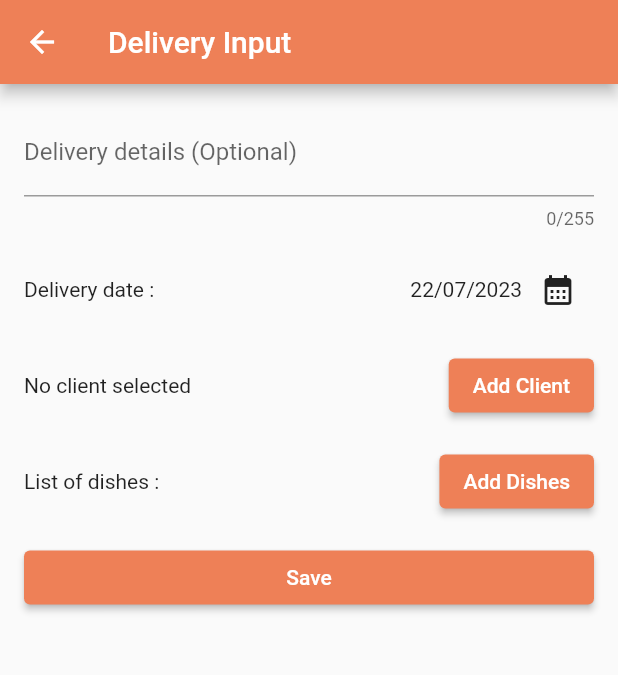
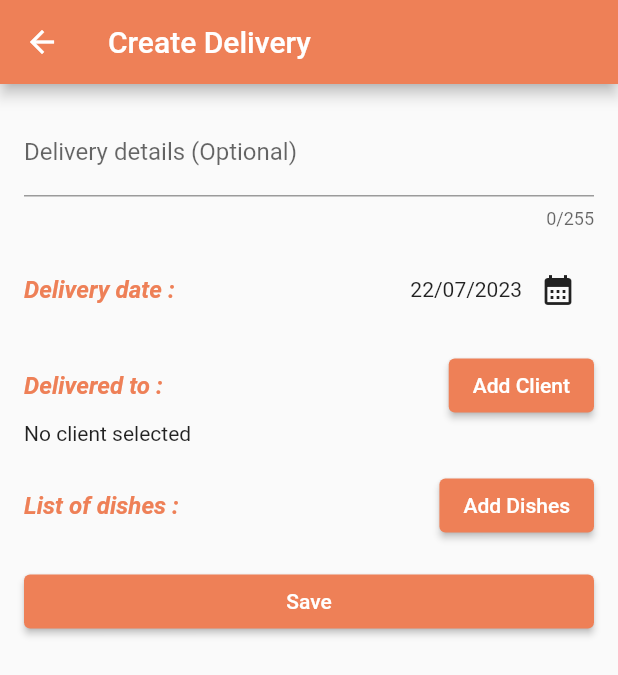
Before and after one commit to yanik23/TB-Frontend, a Flutter app: the DeliveriesScreen screen opened directly, after a tap on the "add" icon, on a phone screen of 412 x 824 dp. Shown: the top 675 px of the screen. Run offline on Flutter 3.47's test engine with Material 2 defaults, Android fonts, the phone set to English and light mode, and no system bars; our stand-ins replace fl_chart, flutter_riverpod, flutter_secure_storage, image_gallery_saver, qr_flutter, sqflite and 1 more; missing offline and left inert: dargon2_flutter, dart:html, mobile_scanner; accounts and stored records are empty; network calls fail.

```diff
--- a/tb_frontend/lib/screens/deliveries/addDishesToDeliveryScreen.dart
+++ b/tb_frontend/lib/screens/deliveries/addDishesToDeliveryScreen.dart
@@ -59,6 +59,7 @@ class _AddDishesToDeliveryScreenState extends State<AddDishesToDeliveryScreen> {
     List<DishCheck> sd = selectedDishes.where((element) => element.isChecked).toList();
     Navigator.of(context).pop(sd);
   }
+
 
 
   @override
--- a/tb_frontend/lib/screens/deliveries/createDeliveryScreen.dart
+++ b/tb_frontend/lib/screens/deliveries/createDeliveryScreen.dart
@@ -1,5 +1,4 @@
 import 'dart:developer';
-
 
 import 'package:flutter/material.dart';
 import 'package:tb_frontend/dto/dishForDeliveryDTO.dart';
@@ -9,10 +8,8 @@ import '../../models/client.dart';
 import '../../models/delivery.dart';
 import '../../utils/constants.dart';
 import '../../utils/secureStorageManager.dart';
+import '../welcomeScreen.dart';
 import 'addDishesToDeliveryScreen.dart';
-
-
-
 
 class DishCheck {
   int id;
@@ -21,13 +18,15 @@ class DishCheck {
   int quantityRemained;
   int quantityDelivered;
 
-  DishCheck(this.id, this.name, this.isChecked, this.quantityRemained, this.quantityDelivered);
+  DishCheck(this.id, this.name, this.isChecked, this.quantityRemained,
+      this.quantityDelivered);
 }
 
 class CreateDeliveryScreen extends StatefulWidget {
   final Delivery? delivery;
+  final title;
 
-  const CreateDeliveryScreen({this.delivery, super.key});
+  const CreateDeliveryScreen(this.title, {this.delivery, super.key});
 
   @override
   State<CreateDeliveryScreen> createState() => _CreateDeliveryScreenState();
@@ -63,15 +62,17 @@ class _CreateDeliveryScreenState extends State<CreateDeliveryScreen> {
         // TODO check date
         _date = widget.delivery!.deliveryDate;
         //selectedClient= widget.delivery!.clientName;
-        selectedDishes = widget.delivery!.dishes!.map((e) => DishCheck(e.id, e.name, true, e.quantityRemained, e.quantityDelivered)).toList();
-
+        selectedDishes = widget.delivery!.dishes!
+            .map((e) => DishCheck(
+                e.id, e.name, true, e.quantityRemained, e.quantityDelivered))
+            .toList();
       });
     }
   }
 
   void _loadUser() async {
     final username = await SecureStorageManager.read('KEY_USERNAME');
-    if(username != null) {
+    if (username != null) {
       setState(() {
         _username = username;
       });
@@ -89,7 +90,7 @@ class _CreateDeliveryScreenState extends State<CreateDeliveryScreen> {
   void _loadDishes() async {
     fetchDishes().then((value) {
       setState(() {
-        for(var dish in value) {
+        for (var dish in value) {
           _dishes.add(DishCheck(dish.id, dish.name, false, 0, 0));
         }
       });
@@ -103,7 +104,7 @@ class _CreateDeliveryScreenState extends State<CreateDeliveryScreen> {
       firstDate: DateTime(2021),
       lastDate: DateTime.now(),
     ).then((value) {
-      if(value != null) {
+      if (value != null) {
         setState(() {
           _date = value;
         });
@@ -111,12 +112,11 @@ class _CreateDeliveryScreenState extends State<CreateDeliveryScreen> {
     });
   }
 
-
   void _addClientToDelivery() async {
     final newClient = await Navigator.of(context).push(
       MaterialPageRoute(
-        builder: (context) => AddClientToDeliveryScreen(_clients, _clientName)
-      ),
+          builder: (context) =>
+              AddClientToDeliveryScreen(_clients, _clientName)),
     );
     if (newClient != null) {
       setState(() {
@@ -128,7 +128,8 @@ class _CreateDeliveryScreenState extends State<CreateDeliveryScreen> {
   void _addDishesToDelivery() async {
     final newDishes = await Navigator.of(context).push(
       MaterialPageRoute(
-        builder: (context) => AddDishesToDeliveryScreen(_dishes, selectedDishes),
+        builder: (context) =>
+            AddDishesToDeliveryScreen(_dishes, selectedDishes),
       ),
     );
     if (newDishes != null) {
@@ -146,13 +147,16 @@ class _CreateDeliveryScreenState extends State<CreateDeliveryScreen> {
       _clientName,
       _date,
       _deliveryDetails,
-      selectedDishes.map((e) => DishForDeliveryDTO(e.id, e.name, 0, e.quantityRemained ,e.quantityDelivered)).toList(),
+      selectedDishes
+          .map((e) => DishForDeliveryDTO(
+              e.id, e.name, 0, e.quantityRemained, e.quantityDelivered))
+          .toList(),
     );
 
     //Future<Delivery> resultDelivery = createDelivery(newDelivery);
     Future<Delivery> resultDelivery;
     String snackBarMessage = '';
-    if(widget.delivery == null) {
+    if (widget.delivery == null) {
       resultDelivery = createDelivery(newDelivery);
       snackBarMessage = 'Delivery created succesfully';
     } else {
@@ -161,7 +165,8 @@ class _CreateDeliveryScreenState extends State<CreateDeliveryScreen> {
     }
     resultDelivery.then((delivery) {
       ScaffoldMessenger.of(context).showSnackBar(
-        SnackBar(content: Text(snackBarMessage, textAlign: TextAlign.center),
+        SnackBar(
+          content: Text(snackBarMessage, textAlign: TextAlign.center),
           backgroundColor: Colors.green,
           showCloseIcon: true,
           closeIconColor: Colors.white,
@@ -184,7 +189,7 @@ class _CreateDeliveryScreenState extends State<CreateDeliveryScreen> {
   Widget build(BuildContext context) {
     return Scaffold(
       appBar: AppBar(
-        title: const Text('Delivery Input'),
+        title: Text(widget.title),
       ),
       body: Padding(
         padding: const EdgeInsets.all(16.0),
@@ -212,11 +217,17 @@ class _CreateDeliveryScreenState extends State<CreateDeliveryScreen> {
               const SizedBox(height: 16.0),
               Row(
                 children: [
-                  const Text('Delivery date : '),
+                  Text('Delivery date : ', style: TextStyle(
+                      fontWeight: FontWeight.bold,
+                      fontStyle: FontStyle.italic,
+                      fontSize: 16.0,
+                      color: kColorScheme.primary
+                  ),
+                  ),
                   const Spacer(),
                   Text(
                     formatter.format(_date),
-                       /* ? 'No date selected'
+                    /* ? 'No date selected'
                         : formatter.format(_date!),*/
                   ),
                   IconButton(
@@ -226,30 +237,52 @@ class _CreateDeliveryScreenState extends State<CreateDeliveryScreen> {
                 ],
               ),
               const SizedBox(height: 16.0),
+              //Row(
+              // children: [
+
+
               Row(
+                //mainAxisAlignment: MainAxisAlignment.end,
                 children: [
                   Text(
-                    _clientName.isEmpty
-                        ? 'No client selected'
-                        : 'Delivery to : $_clientName',
+                    'Delivered to : ',
+                    style: TextStyle(
+                        fontWeight: FontWeight.bold,
+                        fontStyle: FontStyle.italic,
+                        fontSize: 16.0,
+                        color: kColorScheme.primary),
                   ),
                   const Spacer(),
-                  ElevatedButton(onPressed: () {
-                    _addClientToDelivery();
-                  }, child: const Text('Add Client')),
+                  ElevatedButton(
+                      onPressed: () {
+                        _addClientToDelivery();
+                      },
+                      child: const Text('Add Client')),
                 ],
               ),
+              Text(
+                _clientName.isEmpty ? 'No client selected' : _clientName,
+              ),
+              //],
+              //),
               const SizedBox(height: 16.0),
               Row(
                 children: [
-                  const Text('List of dishes :'),
+                  Text('List of dishes :', style: TextStyle(
+                      fontWeight: FontWeight.bold,
+                      fontStyle: FontStyle.italic,
+                      fontSize: 16.0,
+                      color: kColorScheme.primary
+                  ),
+                  ),
                   const Spacer(),
-                  ElevatedButton(onPressed: () {
-                    _addDishesToDelivery();
-                  }, child: const Text('Add Dishes')),
+                  ElevatedButton(
+                      onPressed: () {
+                        _addDishesToDelivery();
+                      },
+                      child: const Text('Add Dishes')),
                 ],
               ),
-
 
               const SizedBox(height: 16.0),
               ElevatedButton(
--- a/tb_frontend/lib/screens/deliveries/deliveriesScreen.dart
+++ b/tb_frontend/lib/screens/deliveries/deliveriesScreen.dart
@@ -51,6 +51,8 @@ class _DeliveriesScreenState extends State<DeliveriesScreen> {
       setState(() {
         localDeliveries.remove(delivery);
         localDeliveries.add(updatedDelivery);
+        searchedDeliveries.remove(delivery);
+        searchedDeliveries.add(updatedDelivery);
       });
     }
   }
@@ -58,13 +60,14 @@ class _DeliveriesScreenState extends State<DeliveriesScreen> {
   void _createDelivery() async{
     final newDelivery = await Navigator.of(context).push(
       MaterialPageRoute(
-        builder: (ctx) => const CreateDeliveryScreen(),
+        builder: (ctx) => const CreateDeliveryScreen('Create Delivery'),
       ),
     );
     if(newDelivery != null) {
       setState(() {
         //deliveries = fetchDeliveries();
         localDeliveries.add(newDelivery);
+        searchedDeliveries.add(newDelivery);
         /*newDelivery.status = "new";
         insertDelivery(newDelivery);*/
       });
--- a/tb_frontend/lib/screens/deliveries/deliveryDetailsScreen.dart
+++ b/tb_frontend/lib/screens/deliveries/deliveryDetailsScreen.dart
@@ -29,7 +29,7 @@ class _DeliveryDetailsScreenState extends State<DeliveryDetailsScreen> {
   void _editDelivery(Delivery c) async {
     final newDelivery = await Navigator.of(context).push(
       MaterialPageRoute(
-        builder: (ctx) => CreateDeliveryScreen(delivery: c),
+        builder: (ctx) => CreateDeliveryScreen('Edit Delivery', delivery: c),
       ),
     );
     if (newDelivery != null) {
--- a/tb_frontend/lib/screens/dishes/createDishScreen.dart
+++ b/tb_frontend/lib/screens/dishes/createDishScreen.dart
@@ -23,7 +23,7 @@ class CreateDishScreen extends StatefulWidget {
   const CreateDishScreen({this.dish, super.key});
 
   @override
-  _CreateDishScreenState createState() => _CreateDishScreenState();
+  State<CreateDishScreen> createState() => _CreateDishScreenState();
 }
 
 class _CreateDishScreenState extends State<CreateDishScreen> {
--- a/tb_frontend/lib/screens/dishes/dishesScreen.dart
+++ b/tb_frontend/lib/screens/dishes/dishesScreen.dart
@@ -103,8 +103,6 @@ class _DishesScreenState extends State<DishesScreen> {
 
   @override
   Widget build(BuildContext context) {
-
-
     Widget searchBar = Padding(
       padding: const EdgeInsets.all(8.0),
       child: TextField(
```
Also changed, not shown: tb_frontend/lib/models/delivery.dart (+46 -29 lines), tb_frontend/lib/screens/deliveries/addClientToDeliveryScreen.dart (+25 -5 lines), tb_frontend/lib/screens/deliveries/deliveryItem.dart (+15 -15 lines), tb_frontend/lib/screens/dishes/addIngredientsToDishScreen.dart (+46 -8 lines), tb_frontend/lib/utils/widgets/searchBar.dart (added, +31 -0 lines).
